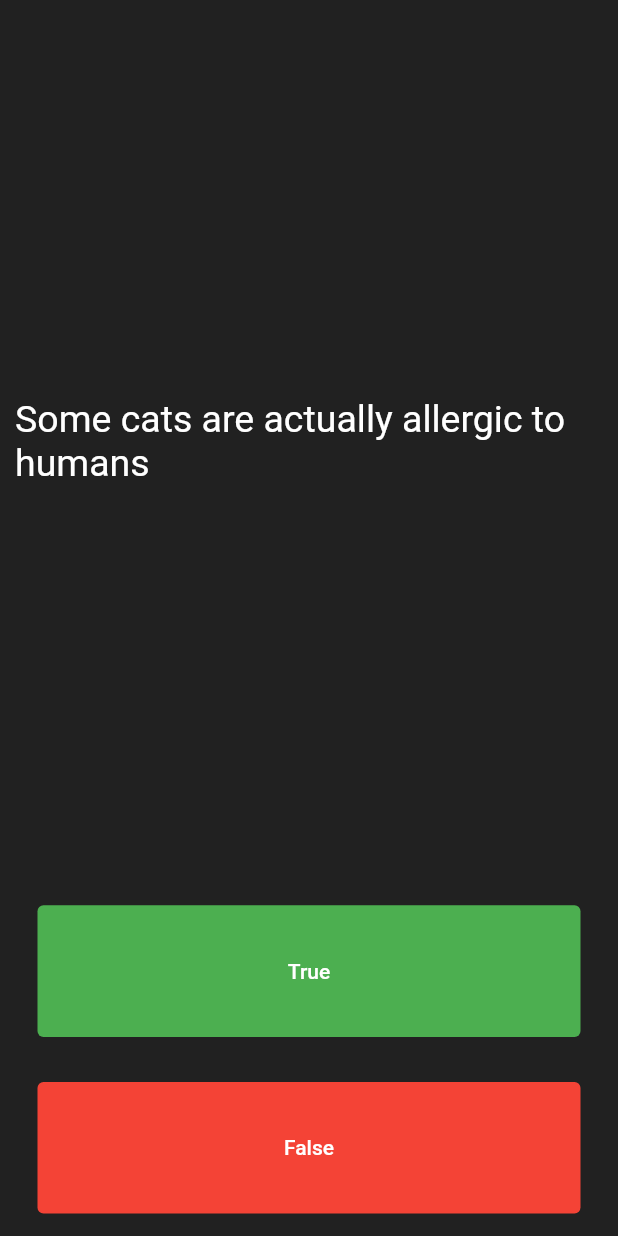
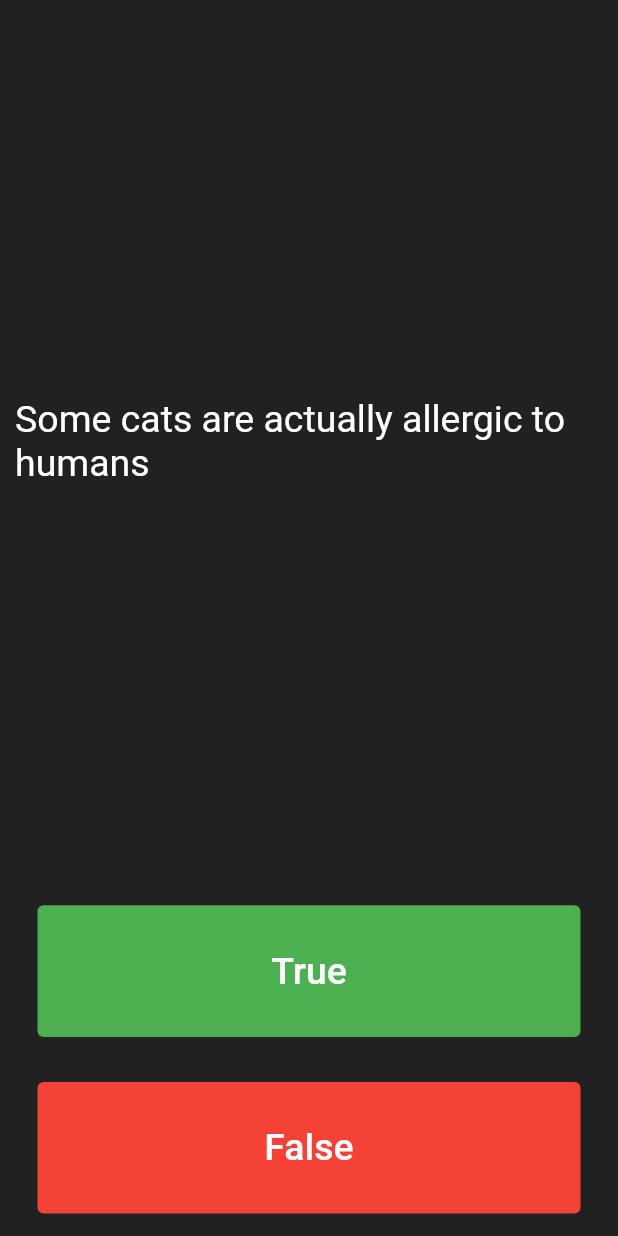
Before and after one commit to richieyoum/quiz_app, a Flutter app: the screen it shows after launch, on a phone screen of 412 x 824 dp. Run offline on Flutter 3.47's test engine with Material 2 defaults, Android fonts, the light colour scheme and no system bars; our stand-ins replace audioplayers, rflutter_alert.

Commit message:
Increase true / false text size

```diff
--- a/lib/main.dart
+++ b/lib/main.dart
@@ -6,7 +6,6 @@ import 'package:quiz_app/playSound.dart';
 //TODO: Make true / false expanded columns instead of rows, and move scores to top
 //TODO: Add timer; when time runs out it's considered incorrect and move on
 //TODO: Add speedy background music
-//TODO: Increase true / false text size
 //TODO: Make start screen instead of going straight into the quiz
 //TODO: After completion, tally up the scores and notify the user
 
@@ -110,7 +109,7 @@ class _QuizPageState extends State<QuizPage> {
                 },
                 child: Text(
                   'True',
-                  style: TextStyle(color: Colors.white),
+                  style: TextStyle(color: Colors.white, fontSize: 25),
                 )),
           ),
         ),
@@ -134,7 +133,7 @@ class _QuizPageState extends State<QuizPage> {
                 },
                 child: Text(
                   'False',
-                  style: TextStyle(color: Colors.white),
+                  style: TextStyle(color: Colors.white, fontSize: 25),
                 )),
           ),
         ),
```
